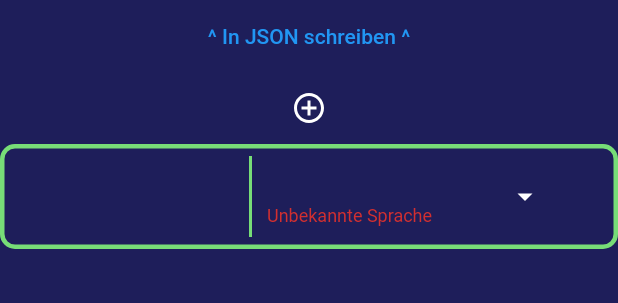
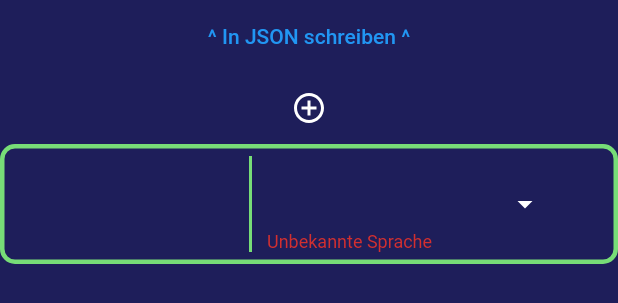
Before and after one commit to InformatikT13600/informatik_merkhilfe_admin, a Flutter app: the CategoryEditor widget shown alone on an empty page, opened directly with empty values, after a tap on an icon or button, on a phone screen of 412 x 824 dp. Shown: the top 303 px of the screen. Run offline on Flutter 3.47's test engine with Material 2 defaults, Android fonts, the phone set to English and light mode, and no system bars; our stand-ins replace flutter_colorpicker, flutter_spinkit, flutter_svg; statements that could not run were skipped.

Commit message:
bugfix - textinput overflow

```diff
--- a/lib/views/categoryEditor.dart
+++ b/lib/views/categoryEditor.dart
@@ -93,7 +93,7 @@ class _CategoryEditorState extends State<CategoryEditor> {
             key: Key('${cat.id}'),
             padding: EdgeInsets.all(5),
             margin: EdgeInsets.only(bottom: 10),
-            height: 70,
+            height: 80,
             decoration: BoxDecoration(
                 borderRadius: BorderRadius.all(Radius.circular(10)),
                 border: Border.all(
@@ -106,9 +106,6 @@ class _CategoryEditorState extends State<CategoryEditor> {
               crossAxisAlignment: CrossAxisAlignment.center,
               children: [
                 Expanded(
-                  child: SizedBox(
-                    height: 40,
-                    width: 100,
                   child: TextFormField(
                     key: Key('${cat.id}-textinput'),
                     decoration: InputDecoration(
@@ -121,12 +118,8 @@ class _CategoryEditorState extends State<CategoryEditor> {
                     style: TextStyle(color: colorMainAppbar, fontSize: 30),
                   ),
                 ),
-                ),
                 Container(margin: EdgeInsets.symmetric(horizontal: 10), width: 2, color: colorContrast,),
                 Expanded(
-                  child: SizedBox(
-                    height: 40,
-                    width: 100,
                   child: TextFormField(
                     key: Key('${cat.id}-languageinput'),
                     decoration: InputDecoration(
@@ -142,7 +135,6 @@ class _CategoryEditorState extends State<CategoryEditor> {
                     },
                     onChanged: (newLanguage) => categories[index].language = newLanguage,
                     style: TextStyle(color: colorMainAppbar, fontSize: 30),
-                    ),
                   ),
                 ),
                 IconButton(
```
Lines whose indentation alone changed are shown as unchanged.
